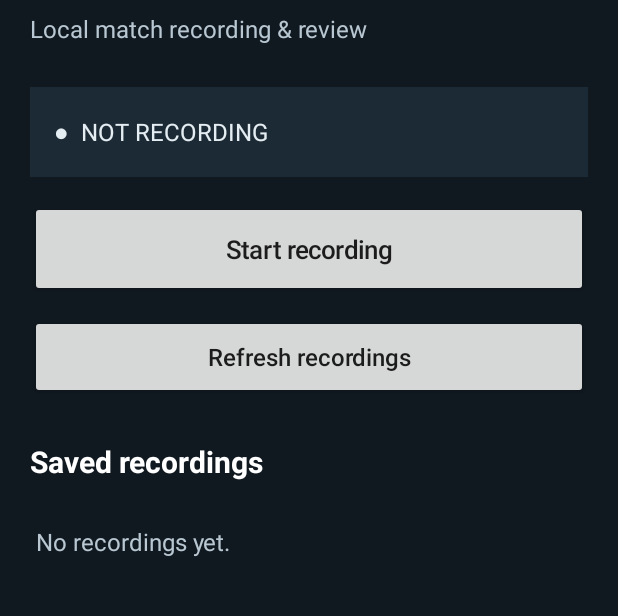
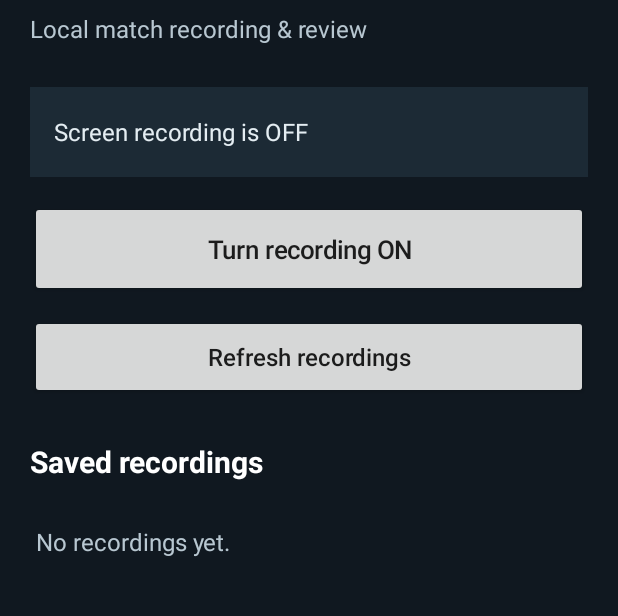
Before and after one commit to goatASHh/Nulls-royale-android, an Android app: the screen it shows after launch (MainActivity), on a phone screen of 412 x 824 dp, the part 95-711 px from its top. Run offline under Robolectric (Android 15) with nearby library versions, the phone set to English and light mode, and no system bars.

Commit message:
Keep original minimal recording screen

```diff
--- a/app/src/main/java/com/nullsobserver/MainActivity.kt
+++ b/app/src/main/java/com/nullsobserver/MainActivity.kt
@@ -5,8 +5,6 @@ import android.content.Intent
 import android.media.projection.MediaProjectionManager
 import android.net.Uri
 import android.os.Bundle
-import android.os.Handler
-import android.os.Looper
 import android.provider.MediaStore
 import android.view.Gravity
 import android.view.View
@@ -22,15 +20,6 @@ class MainActivity : Activity() {
     private lateinit var toggle: Button
     private lateinit var list: LinearLayout
     private val captureRequest = 4102
-    private val statusHandler = Handler(Looper.getMainLooper())
-    private val statusUpdater = object : Runnable {
-        override fun run() {
-            if (::status.isInitialized && ::toggle.isInitialized) {
-                syncRecordingState()
-                statusHandler.postDelayed(this, 1000)
-            }
-        }
-    }
     private val preferences by lazy { getSharedPreferences(RecordingService.PREFS, MODE_PRIVATE) }
 
     override fun onCreate(savedInstanceState: Bundle?) {
@@ -166,28 +155,8 @@ class MainActivity : Activity() {
     private fun syncRecordingState() {
         val active = preferences.getBoolean(RecordingService.KEY_RECORDING, false)
         toggle.isEnabled = true
-        toggle.text = if (active) "Stop recording" else "Start recording"
-        if (active) {
-            val startedAt = preferences.getLong(RecordingService.KEY_STARTED_AT, System.currentTimeMillis())
-            val elapsedSeconds = ((System.currentTimeMillis() - startedAt).coerceAtLeast(0L) / 1000L)
-            val hours = elapsedSeconds / 3600
-            val minutes = (elapsedSeconds % 3600) / 60
-            val seconds = elapsedSeconds % 60
-            val elapsed = if (hours > 0) {
-                String.format(Locale.US, "%d:%02d:%02d", hours, minutes, seconds)
-            } else {
-                String.format(Locale.US, "%02d:%02d", minutes, seconds)
-            }
-            status.text = "●  RECORDING  •  $elapsed"
-            status.setTextColor(0xFFFF6666.toInt())
-            status.setBackgroundColor(0xFF3A2024.toInt())
-            status.contentDescription = "Recording in progress. Duration $elapsed"
-        } else {
-            status.text = "●  NOT RECORDING"
-            status.setTextColor(0xFFE4EDF2.toInt())
-            status.setBackgroundColor(0xFF1C2A35.toInt())
-            status.contentDescription = "Screen recording is off"
-        }
+        toggle.text = if (active) "Turn recording OFF" else "Turn recording ON"
+        status.text = if (active) "Screen recording is ON" else "Screen recording is OFF"
     }
 
     private fun refreshRecordings() {
@@ -257,15 +226,6 @@ class MainActivity : Activity() {
     override fun onResume() {
         super.onResume()
         if (::list.isInitialized) refreshRecordings()
-        if (::toggle.isInitialized) {
-            syncRecordingState()
-            statusHandler.removeCallbacks(statusUpdater)
-            statusHandler.post(statusUpdater)
-        }
-    }
-
-    override fun onPause() {
-        statusHandler.removeCallbacks(statusUpdater)
-        super.onPause()
+        if (::toggle.isInitialized) syncRecordingState()
     }
 }
```
